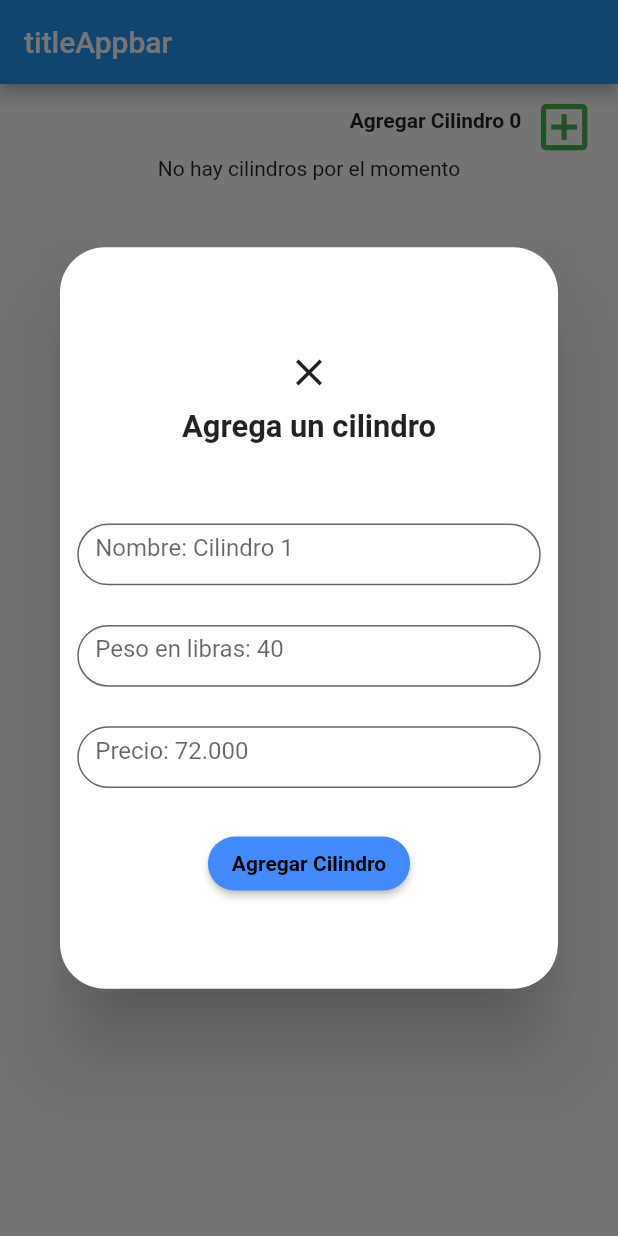
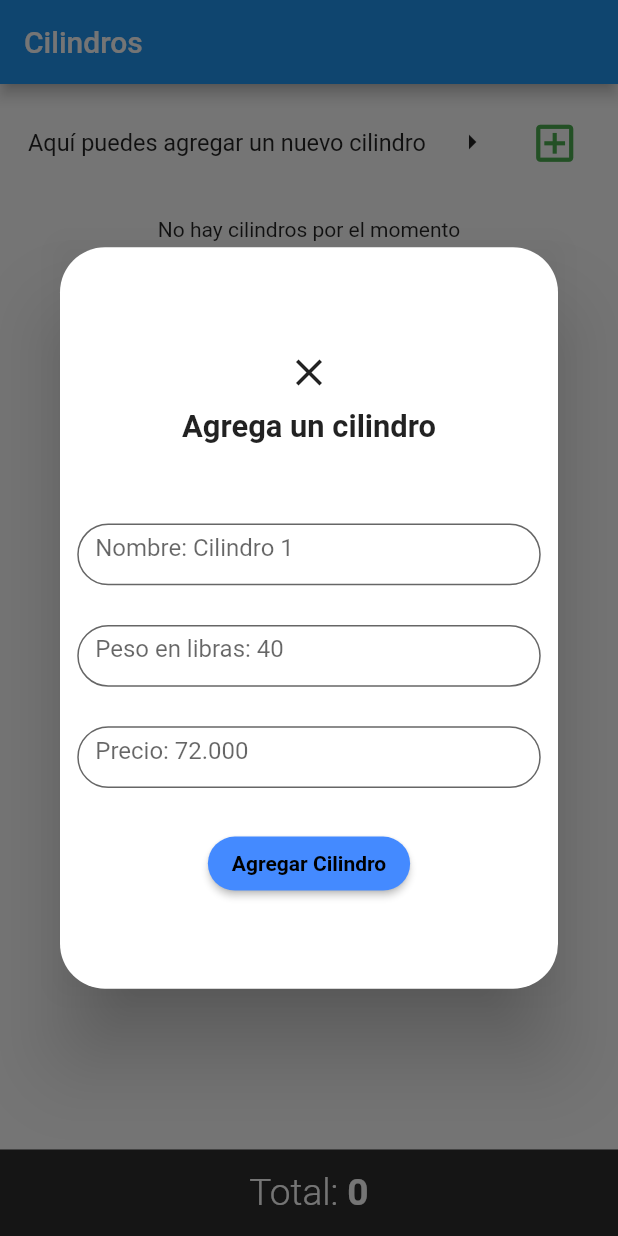
Before and after one commit to MiltonDuvan/state_play, a Flutter app: the screen it shows after launch, after a tap on the "add box" icon, on a phone screen of 412 x 824 dp. Run offline on Flutter 3.47's test engine with Material 2 defaults, Android fonts, the light colour scheme and no system bars; our stand-ins replace get, get_storage, sqflite; accounts and stored records are empty; Roboto replaces fonts that are missing (Averta).

Commit message:
number cylinders, format price, Ui, alert with parameters

```diff
--- a/lib/src/pages/home/home_controller.dart
+++ b/lib/src/pages/home/home_controller.dart
@@ -9,6 +9,7 @@ class HomeController extends GetxController {
   TextEditingController weightController = TextEditingController();
   TextEditingController priceController = TextEditingController();
   RxInt totalCylinders = 0.obs;
+  var alertEditDelete= true.obs;
 
   @override
   void onInit() {
@@ -94,6 +95,10 @@ class HomeController extends GetxController {
     }
   }
 
+  void toggleAlertEditDelete(){
+    alertEditDelete.value = !alertEditDelete.value;
+  }
+
   void goToHome() {
     Get.offAllNamed('/home_page');
   }
--- a/lib/src/pages/home/home_page.dart
+++ b/lib/src/pages/home/home_page.dart
@@ -13,43 +13,76 @@ class HomePage extends StatelessWidget {
     return SafeArea(
         child: Scaffold(
       appBar: AppBar(
-        title: Text('titleAppbar'),
+        title: const Text('Cilindros '),
       ),
       body: SingleChildScrollView(
         child: Column(
           children: [
+            SizedBox(
+              height: MediaQuery.of(context).size.height * 0.018,
+            ),
             Row(
               mainAxisSize: MainAxisSize.max,
-              mainAxisAlignment: MainAxisAlignment.end,
+              mainAxisAlignment: MainAxisAlignment.spaceEvenly,
               children: [
-                Obx(
-                  () => Text(
-                    'Agregar Cilindro ${_controller.totalCylinders.value}',
-                    style: const TextStyle(fontWeight: FontWeight.w600),
-                  ),
+                Text(
+                  'Aquí puedes agregar un nuevo cilindro',
+                  style: TextStyle(
+                      fontWeight: FontWeight.w400,
+                      fontSize: MediaQuery.of(context).size.width * 0.038),
                 ),
+                const Icon(Icons.arrow_right),
                 IconButton(
                     onPressed: () => alertFormAddCylinder(context),
                     icon: Icon(
                       Icons.add_box_outlined,
-                      size: MediaQuery.of(context).size.width * 0.1,
+                      size: MediaQuery.of(context).size.width * 0.08,
                       color: Colors.green,
                     )),
-                SizedBox(
-                  width: MediaQuery.of(context).size.width * 0.04,
-                )
               ],
             ),
-            CylinderWidget()
+            spaceHeightForm(context),
+            CylinderWidget(),
           ],
         ),
       ),
+      bottomNavigationBar: _navigationBarHome(context),
     ));
   }
 
   Widget spaceHeightForm(BuildContext context) {
     return SizedBox(
       height: MediaQuery.of(context).size.height * 0.032,
+    );
+  }
+
+  Widget _navigationBarHome(BuildContext context) {
+    return Container(
+      width: MediaQuery.of(context).size.width - 4,
+      height: MediaQuery.of(context).size.height * 0.07,
+      color: const Color.fromARGB(210, 0, 0, 0),
+      child: Row(
+        mainAxisSize: MainAxisSize.max,
+        mainAxisAlignment: MainAxisAlignment.center,
+        children: [
+          Text(
+            'Total: ',
+            style: TextStyle(
+                color: Colors.white,
+                fontSize: MediaQuery.of(context).size.width * 0.06,
+                fontWeight: FontWeight.w300),
+          ),
+          Obx(
+            () => Text(
+              '${_controller.totalCylinders}',
+              style: TextStyle(
+                  color: Colors.white,
+                  fontSize: MediaQuery.of(context).size.width * 0.06,
+                  fontWeight: FontWeight.bold),
+            ),
+          ),
+        ],
+      ),
     );
   }
 
--- a/pubspec.yaml
+++ b/pubspec.yaml
@@ -38,6 +38,7 @@ dependencies:
   get: ^4.6.5
   get_storage: ^2.1.1
   sqflite: ^2.3.0
+  intl: ^0.18.1
 
 dev_dependencies:
   flutter_test:
```
Also changed, not shown: lib/src/widgets/cylinder.dart (+39 -20 lines).
